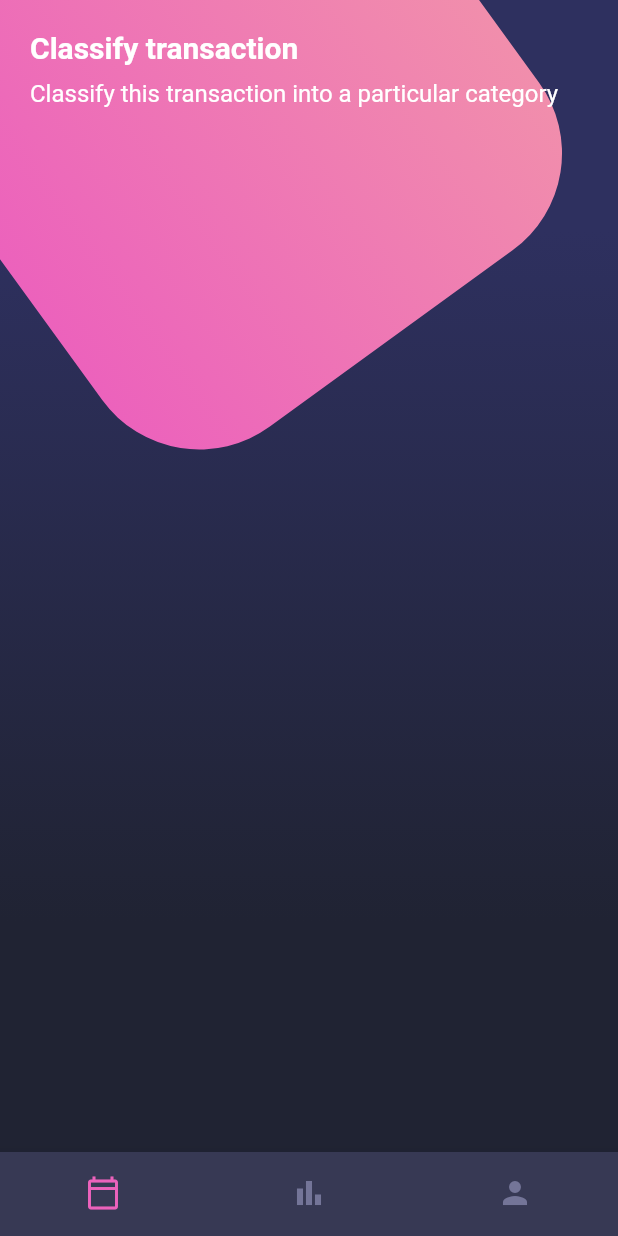
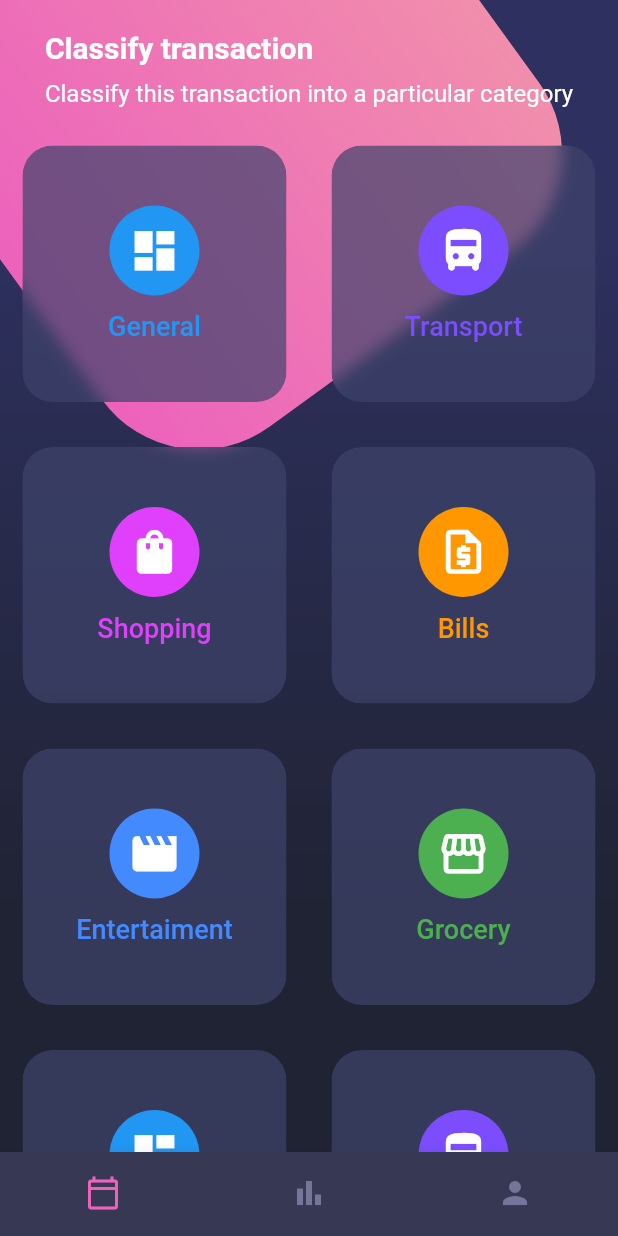
Before and after one commit to matiasbaez/flutter-designs, a Flutter app: the HomeScreen screen opened by its route, on a phone screen of 412 x 824 dp. Run offline on Flutter 3.47's test engine with Material 2 defaults, Android fonts, the phone set to English and light mode, and no system bars.

Commit message:
Added, home screen card buttons

```diff
--- a/lib/main.dart
+++ b/lib/main.dart
@@ -19,10 +19,8 @@ class MyApp extends StatelessWidget {
     return MaterialApp(
       title: 'Flutter Demo',
       debugShowCheckedModeBanner: false,
-      theme: ThemeData(
-        primarySwatch: Colors.blue,
-      ),
-      initialRoute: 'home',
+      theme: ThemeData.dark(),
+      initialRoute: 'scroll_design',
       routes: {
         'basic_design': ( _ ) => const BasicDesignScreen(),
         'scroll_design': ( _ ) => const ScrollDesignScreen(),
--- a/lib/screens/home_screen.dart
+++ b/lib/screens/home_screen.dart
@@ -29,7 +29,9 @@ class HomeBody extends StatelessWidget {
     return SingleChildScrollView(
       child: Column(
         children: [
-          PageTitleWidget(title: 'Classify transaction', subtitle: 'Classify this transaction into a particular category')
+          PageTitleWidget(title: 'Classify transaction', subtitle: 'Classify this transaction into a particular category'),
+
+          const CardTableWidget()
         ]
       ),
     );
--- a/lib/screens/scroll_design.dart
+++ b/lib/screens/scroll_design.dart
@@ -1,4 +1,5 @@
 import 'package:flutter/material.dart';
+import 'package:intl/intl.dart';
 
 class ScrollDesignScreen extends StatelessWidget {
   const ScrollDesignScreen({super.key});
@@ -41,9 +42,9 @@ class Screen1 extends StatelessWidget {
     return Stack(
       children: [
 
-        BackgroundWidget(),
+        const BackgroundWidget(),
 
-        MainContentWidget()
+        const MainContentWidget()
 
       ]
     );
@@ -68,7 +69,7 @@ class MainContentWidget extends StatelessWidget {
           crossAxisAlignment: CrossAxisAlignment.center,
           children: [
             Text('11º', style: textStyle),
-            Text('Miércoles', style: textStyle),
+            Text(DateFormat('EEEE').format(DateTime.now()), style: textStyle),
             Expanded(child: Container()),
             Icon(Icons.keyboard_arrow_down, size: 100, color: Colors.white)
           ],
@@ -105,7 +106,7 @@ class Screen2 extends StatelessWidget {
       color: Color(0xff50C2DD),
       child: Center(
         child: TextButton(
-          onPressed: () => {},
+          onPressed: () => Navigator.pushNamed(context, 'home'),
           child: Text('Bienvenido', style: TextStyle(color: Colors.white, fontSize: 30)),
           style: TextButton.styleFrom(
             backgroundColor: Color(0xff0098FA),
--- /dev/null
+++ b/lib/widgets/card_table.dart
@@ -0,0 +1,133 @@
+
+import 'dart:ui';
+
+import 'package:flutter/material.dart';
+
+class CardTableWidget extends StatelessWidget {
+  const CardTableWidget({super.key});
+
+  @override
+  Widget build(BuildContext context) {
+    return Table(
+      children: [
+        TableRow(
+          children: [
+            SingleCard(text: 'General', icon: Icons.dashboard, color: Colors.blue),
+            SingleCard(text: 'Transport', icon: Icons.directions_bus_filled_rounded, color: Colors.deepPurpleAccent)
+          ]
+        ),
+
+        TableRow(
+          children: [
+            SingleCard(text: 'Shopping', icon: Icons.shopping_bag, color: Colors.purpleAccent),
+            SingleCard(text: 'Bills', icon: Icons.request_quote_outlined, color: Colors.orange)
+          ]
+        ),
+
+        TableRow(
+          children: [
+            SingleCard(text: 'Entertaiment', icon: Icons.movie, color: Colors.blueAccent),
+            SingleCard(text: 'Grocery', icon: Icons.storefront, color: Colors.green)
+          ]
+        ),
+
+        TableRow(
+          children: [
+            SingleCard(text: 'General', icon: Icons.dashboard, color: Colors.blue),
+            SingleCard(text: 'Transport', icon: Icons.directions_bus_filled_rounded, color: Colors.deepPurpleAccent)
+          ]
+        ),
+
+        TableRow(
+          children: [
+            SingleCard(text: 'Shopping', icon: Icons.shopping_bag, color: Colors.purpleAccent),
+            SingleCard(text: 'Bills', icon: Icons.request_quote_outlined, color: Colors.orange)
+          ]
+        ),
+
+        TableRow(
+          children: [
+            SingleCard(text: 'Entertaiment', icon: Icons.movie, color: Colors.blueAccent),
+            SingleCard(text: 'Grocery', icon: Icons.storefront, color: Colors.green)
+          ]
+        ),
+      ],
+    );
+  }
+}
+
+class SingleCard extends StatelessWidget {
+
+  final IconData icon;
+  final Color color;
+  final String text;
+
+  const SingleCard({
+    super.key,
+    required this.icon,
+    required this.color,
+    required this.text
+  });
+
+  @override
+  Widget build(BuildContext context) {
+    var column = Column(
+      mainAxisAlignment: MainAxisAlignment.center,
+      children: [
+        CircleAvatar(
+          backgroundColor: color,
+          child: Icon( icon, size: 35, color: Colors.white, ),
+          radius: 30,
+        ),
+        SizedBox(height: 10),
+        Text(text, style: TextStyle(color: color, fontSize: 18))
+      ],
+    );
+
+    return CardBackground(child: column);
+  }
+}
+
+class CardBackground extends StatelessWidget {
+
+  final Widget child;
+
+  const CardBackground({
+    super.key,
+    required this.child
+  });
+
+  @override
+  Widget build(BuildContext context) {
+    var buttonStyle = ButtonStyle(
+      backgroundColor: MaterialStateProperty.all<Color>(Color.fromRGBO(62, 67, 107, 0.7)),
+      padding: MaterialStateProperty.all<EdgeInsets>(EdgeInsets.symmetric(vertical: 40, horizontal: 10)),
+      shape: MaterialStateProperty.all<RoundedRectangleBorder>(
+        RoundedRectangleBorder(
+          borderRadius: BorderRadius.circular(20),
+          // side: BorderSide(color: Colors.red)
+        )
+      )
+    );
+
+    return Container(
+      margin: EdgeInsets.all(15),
+      child: ClipRRect(
+        borderRadius: BorderRadius.circular(20),
+        child: BackdropFilter(
+          filter: ImageFilter.blur( sigmaX: 5, sigmaY: 5 ),
+          child: TextButton(
+            style: buttonStyle,
+            onPressed: () => {},
+            // height: 180,
+            // decoration: BoxDecoration(
+            //   color: Color.fromRGBO(62, 67, 107, 0.7),
+            //   borderRadius: BorderRadius.circular(20)
+            // ),
+            child: child,
+          ),
+        ),
+      ),
+    );
+  }
+}
--- a/lib/widgets/widgets.dart
+++ b/lib/widgets/widgets.dart
@@ -1,4 +1,5 @@
 
 export 'package:designs/widgets/background.dart';
 export 'package:designs/widgets/page_title.dart';
+export 'package:designs/widgets/card_table.dart';
 export 'package:designs/widgets/custom_button_navigation.dart';
--- a/pubspec.yaml
+++ b/pubspec.yaml
@@ -31,6 +31,7 @@ environment:
 dependencies:
   flutter:
     sdk: flutter
+  intl: ^0.17.0
 
 
   # The following adds the Cupertino Icons font to your application.
```
Also changed, not shown: pubspec.lock.
